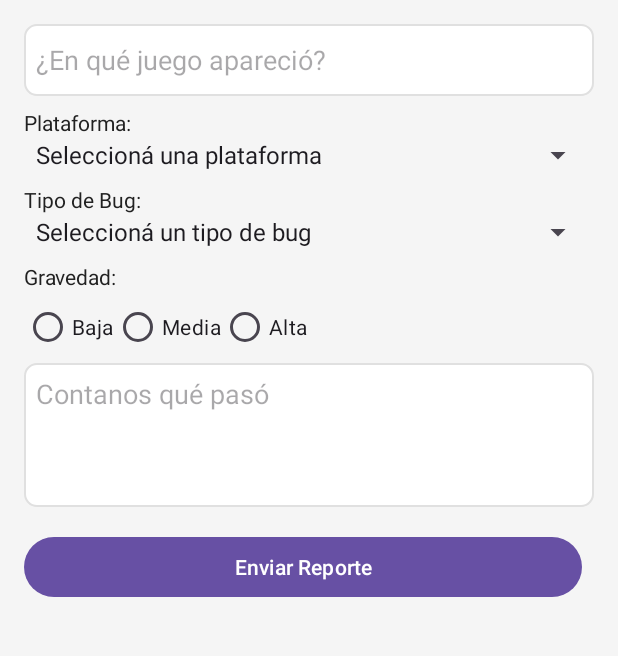
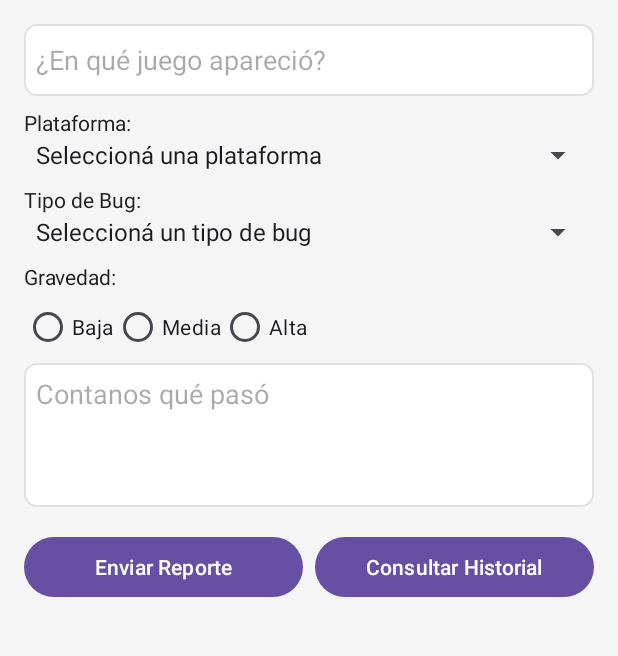
Before and after one commit to AnthonyNadsat/parcial-1-am-acn4bv-galarza-salazar, an Android app: the screen it shows after launch (MainActivity), after a tap on "Enviar Reporte", on a phone screen of 412 x 824 dp, the part 96-752 px from its top. Run offline under Robolectric (Android 15) with nearby library versions, the phone set to English and light mode, and no system bars.

Commit message:
feat(list): lista de bugs con tarjetas agregadas a modo de historial

```diff
--- a/app/src/main/AndroidManifest.xml
+++ b/app/src/main/AndroidManifest.xml
@@ -19,6 +19,11 @@
             </intent-filter>
         </activity>
 
+        <!-- Pantalla 2: Lista -->
+        <activity
+            android:name=".ListaBugsActivity"
+            android:exported="false"
+            android:parentActivityName=".MainActivity"/>
     </application>
 
 </manifest>
--- a/app/src/main/java/com/acn4bv/buglog/MainActivity.java
+++ b/app/src/main/java/com/acn4bv/buglog/MainActivity.java
@@ -17,7 +17,7 @@ public class MainActivity extends AppCompatActivity {
     private EditText etNombreJuego, etDescripcion;
     private Spinner spPlataforma, spTipoBug;
     private RadioGroup rgGravedad;
-    private Button btnReportar;
+    private Button btnReportar, btnVerLista;
 
     @Override
     protected void onCreate(Bundle savedInstanceState) {
@@ -30,27 +30,35 @@ public class MainActivity extends AppCompatActivity {
         spTipoBug     = findViewById(R.id.spTipoBug);
         rgGravedad    = findViewById(R.id.rgGravedad);
         btnReportar   = findViewById(R.id.btnReportar);
+        btnVerLista   = findViewById(R.id.btnVerLista);
 
-        // Evento obligatorio: click en Reportar
+
         btnReportar.setOnClickListener(new View.OnClickListener() {
             @Override public void onClick(View v) {
                 reportar();
             }
         });
 
+        btnVerLista.setOnClickListener(new View.OnClickListener() {
+            @Override public void onClick(View v) {
+                startActivity(new Intent(MainActivity.this, ListaBugsActivity.class));
+            }
+        });
     }
 
     private void reportar() {
         String nombre = etNombreJuego.getText().toString().trim();
         String desc   = etDescripcion.getText().toString().trim();
 
-        int posPlat = spPlataforma.getSelectedItemPosition();
-        int posTipo = spTipoBug.getSelectedItemPosition();
+        int posPlat = spPlataforma.getSelectedItemPosition(); // 0 = "Seleccione plataforma"
+        int posTipo = spTipoBug.getSelectedItemPosition();    // 0 = "Seleccione tipo"
+
         int checked = rgGravedad.getCheckedRadioButtonId();
         String gravedad = null;
         if (checked == R.id.rbBaja)  gravedad = getString(R.string.gravedad_baja);
         if (checked == R.id.rbMedia) gravedad = getString(R.string.gravedad_media);
         if (checked == R.id.rbAlta)  gravedad = getString(R.string.gravedad_alta);
+
 
         if (TextUtils.isEmpty(nombre)) { toast(R.string.error_nombre_vacio); return; }
         if (posPlat == 0)              { toast(R.string.error_plataforma);   return; }
@@ -61,13 +69,12 @@ public class MainActivity extends AppCompatActivity {
         String plataforma = spPlataforma.getSelectedItem().toString();
         String tipo       = spTipoBug.getSelectedItem().toString();
 
-
-        com.acn4bv.buglog.Bug nuevo = new com.acn4bv.buglog.Bug(nombre, plataforma, tipo, gravedad, desc);
-        com.acn4bv.buglog.BugRepository.add(nuevo);
+       Bug nuevo = new Bug(nombre, plataforma, tipo, gravedad, desc);
+        BugRepository.add(nuevo);
 
         toast(R.string.bug_reportado);
 
-
+        // Limpieza de formulario
         etNombreJuego.setText("");
         etDescripcion.setText("");
         spPlataforma.setSelection(0);
--- a/app/src/main/res/layout/activity_main.xml
+++ b/app/src/main/res/layout/activity_main.xml
@@ -137,6 +137,13 @@
                     android:layout_height="match_parent"/>
 
 
+                <Button
+                    android:id="@+id/btnVerLista"
+                    android:layout_width="0dp"
+                    android:layout_height="@dimen/button_height"
+                    android:layout_weight="1"
+                    android:text="@string/btn_ver_lista"/>
+
             </LinearLayout>
         </LinearLayout>
     </ScrollView>
--- a/app/src/main/res/values/strings.xml
+++ b/app/src/main/res/values/strings.xml
@@ -10,6 +10,7 @@
     <string name="label_gravedad">Gravedad:</string>
     <string name="hint_descripcion">Contanos qué pasó</string>
     <string name="btn_reportar">Enviar Reporte</string>
+    <string name="btn_ver_lista">Consultar Historial</string>
 
 
     <!-- Plataformas -->
@@ -50,4 +51,8 @@
     <string name="error_descripcion">Ingrese una breve descripción del error</string>
     <string name="bug_reportado">¡Bug registrado con éxito!</string>
 
+    <!-- Historial de bugs -->
+    <string name="titulo_lista">Bugs reportados</string>
+    <string name="no_bugs">Reportá el primero para empezar</string>
+
 </resources>
```
Also changed, not shown: app/src/main/java/com/acn4bv/buglog/ListaBugsActivity.java (+56 -1 lines), app/src/main/res/drawable/card_background.xml (+10 -3 lines), app/src/main/res/layout/activity_lista_bugs.xml (+34 -2 lines).
